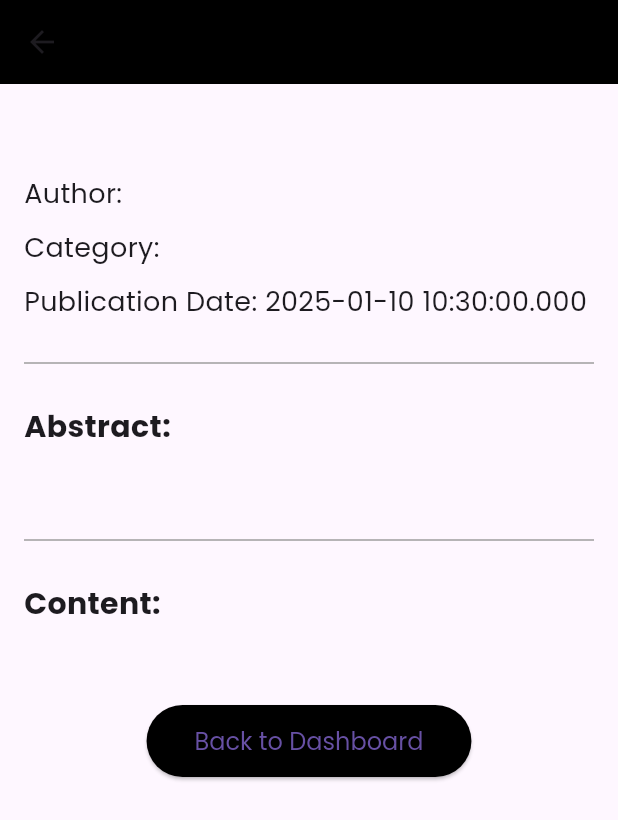
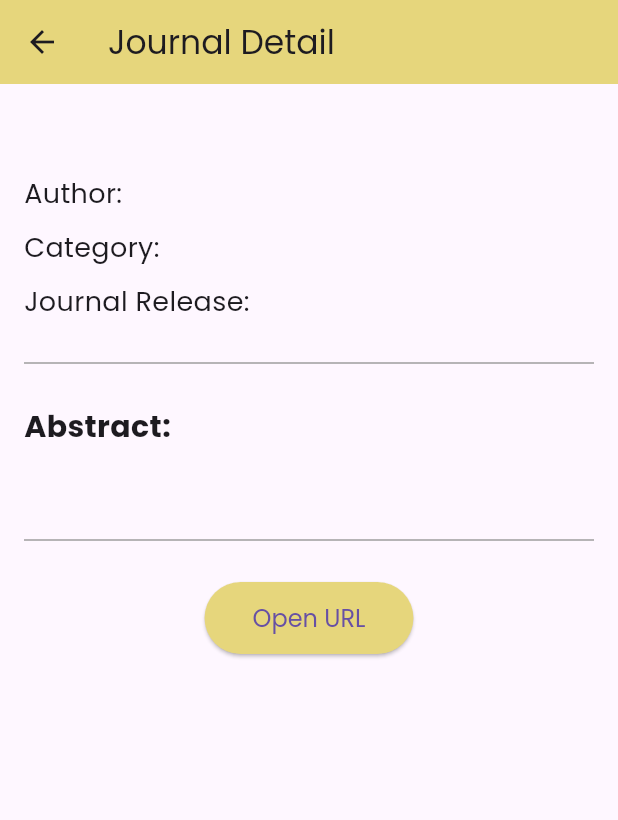
Before and after one commit to DappHadid/Journalyze, a Flutter app: the JournalDetail screen opened directly with empty values, on a phone screen of 412 x 824 dp. Shown: the top 820 px of the screen. Run offline on Flutter 3.47's test engine with Material 3 defaults, Android fonts, the phone set to English and light mode, and no system bars; our stand-ins replace another_flutter_splash_screen, cloud_firestore, csv, device_preview_plus, file_picker, firebase_auth and 5 more; missing offline and left inert: art_sweetalert, excel; accounts and stored records are empty; network calls fail.

Commit message:
Memperbaiki upload csv, memperbaiki tampilan journal detail

```diff
--- a/lib/pages/dashboard_admin.dart
+++ b/lib/pages/dashboard_admin.dart
@@ -57,7 +57,10 @@ class _DashboardAdminState extends State<DashboardAdmin> {
         backgroundColor: const Color.fromARGB(255, 230, 214, 124),
         actions: [
           StreamBuilder<DocumentSnapshot>(
-            stream: _firestore.collection('users').doc(currentUser?.uid).snapshots(),
+            stream: _firestore
+                .collection('users')
+                .doc(currentUser?.uid)
+                .snapshots(),
             builder: (context, snapshot) {
               if (snapshot.connectionState == ConnectionState.waiting) {
                 return CircleAvatar(
@@ -65,7 +68,9 @@ class _DashboardAdminState extends State<DashboardAdmin> {
                   child: CircularProgressIndicator(color: Colors.white),
                 );
               }
-              if (snapshot.hasError || !snapshot.hasData || snapshot.data == null) {
+              if (snapshot.hasError ||
+                  !snapshot.hasData ||
+                  snapshot.data == null) {
                 return CircleAvatar(
                   child: Icon(Icons.person, color: Colors.white),
                   backgroundColor: Colors.grey,
@@ -79,9 +84,8 @@ class _DashboardAdminState extends State<DashboardAdmin> {
               return Padding(
                 padding: const EdgeInsets.symmetric(horizontal: 10),
                 child: CircleAvatar(
-                  backgroundImage: profileUrl != null
-                      ? NetworkImage(profileUrl)
-                      : null,
+                  backgroundImage:
+                      profileUrl != null ? NetworkImage(profileUrl) : null,
                   child: profileUrl == null
                       ? Text(
                           name.isNotEmpty ? name[0].toUpperCase() : '?',
@@ -191,15 +195,6 @@ class _DashboardAdminState extends State<DashboardAdmin> {
           ),
         ],
       ),
-      // floatingActionButton: FloatingActionButton(
-      //   onPressed: () {
-      //     Navigator.push(
-      //       context,
-      //       MaterialPageRoute(builder: (context) => UploadJournalPage()),
-      //     );
-      //   },
-      //   child: Icon(Icons.add),
-      // ),
       bottomNavigationBar: BottomNavigationBar(
         backgroundColor: const Color.fromARGB(255, 230, 214, 124),
         currentIndex: _selectedIndex,
@@ -323,6 +318,11 @@ class _DashboardAdminState extends State<DashboardAdmin> {
     final authorController = TextEditingController(text: journalData['author']);
     final categoryController =
         TextEditingController(text: journalData['category']);
+    final abstractController =
+        TextEditingController(text: journalData['abstract']);
+    final urlController = TextEditingController(text: journalData['url']);
+    final journalReleaseController =
+        TextEditingController(text: journalData['journal_release']);
 
     showDialog(
       context: context,
@@ -344,6 +344,18 @@ class _DashboardAdminState extends State<DashboardAdmin> {
                 controller: categoryController,
                 decoration: InputDecoration(labelText: 'Category'),
               ),
+              TextField(
+                controller: abstractController,
+                decoration: InputDecoration(labelText: 'Abstract'),
+              ),
+              TextField(
+                controller: journalReleaseController,
+                decoration: InputDecoration(labelText: 'Journal Release'),
+              ),
+              TextField(
+                controller: urlController,
+                decoration: InputDecoration(labelText: 'URL'),
+              ),
             ],
           ),
           actions: [
@@ -356,12 +368,18 @@ class _DashboardAdminState extends State<DashboardAdmin> {
                 final title = titleController.text;
                 final author = authorController.text;
                 final category = categoryController.text;
+                final abstract = abstractController.text;
+                final journalRelease = journalReleaseController.text;
+                final url = urlController.text;
 
                 if (title.isNotEmpty && author.isNotEmpty) {
                   _firestore.collection('journals').doc(journalId).update({
                     'title': title,
                     'author': author,
                     'category': category,
+                    'abstract': abstract,
+                    'journal_release': journalRelease,
+                    'url': url,
                   });
                   Navigator.of(context).pop();
                 }
@@ -394,8 +412,7 @@ class _DashboardAdminState extends State<DashboardAdmin> {
         text: "Are you sure you want to logout?",
         confirmButtonText: "Yes",
         denyButtonText: "No",
-        type: ArtSweetAlertType.warning
-
+        type: ArtSweetAlertType.warning,
       ),
     );
 
--- a/lib/pages/journal_detail.dart
+++ b/lib/pages/journal_detail.dart
@@ -1,6 +1,7 @@
 import 'package:flutter/material.dart';
 import 'package:google_fonts/google_fonts.dart';
 import 'package:cloud_firestore/cloud_firestore.dart';
+import 'package:url_launcher/url_launcher.dart'; // Import url_launcher
 
 class JournalDetail extends StatelessWidget {
   final DocumentSnapshot snapshot;
@@ -14,10 +15,10 @@ class JournalDetail extends StatelessWidget {
     return Scaffold(
       appBar: AppBar(
         title: Text(
-          data['title'] ?? 'Journal Detail',
+          'Journal Detail',
           style: GoogleFonts.poppins(),
         ),
-        backgroundColor: Colors.black,
+        backgroundColor: const Color.fromARGB(255, 230, 214, 124),
       ),
       body: SingleChildScrollView(
         padding: EdgeInsets.all(16.0),
@@ -43,7 +44,7 @@ class JournalDetail extends StatelessWidget {
             ),
             SizedBox(height: 10),
             Text(
-              'Publication Date: ${data['publication_date']?.toDate() ?? 'Unknown'}',
+              'Journal Release: ${data['journal_release'] ?? 'Unknown'}',
               style: GoogleFonts.poppins(fontSize: 18),
             ),
             SizedBox(height: 20),
@@ -62,25 +63,21 @@ class JournalDetail extends StatelessWidget {
             SizedBox(height: 20),
             Divider(color: Colors.grey),
             SizedBox(height: 20),
-            Text(
-              'Content:',
-              style: GoogleFonts.poppins(
-                  fontSize: 20, fontWeight: FontWeight.bold),
-            ),
-            SizedBox(height: 10),
-            Text(
-              data['content'] ?? 'No Content Available',
-              style: GoogleFonts.poppins(fontSize: 16),
-            ),
-            SizedBox(height: 20),
             Center(
               child: ElevatedButton(
-                onPressed: () {
-                  Navigator.pop(context);
+                onPressed: () async {
+                  final url = data['url'];
+                  if (url != null && await canLaunch(url)) {
+                    await launch(url);
+                  } else {
+                    ScaffoldMessenger.of(context).showSnackBar(
+                      SnackBar(content: Text('Could not launch $url')),
+                    );
+                  }
                 },
-                child: Text('Back to Dashboard'),
+                child: Text('Open URL'),
                 style: ElevatedButton.styleFrom(
-                  backgroundColor: Colors.black,
+                  backgroundColor: Color.fromARGB(255, 230, 214, 124),
                   padding:
                       EdgeInsets.symmetric(horizontal: 32.0, vertical: 12.0),
                   textStyle: GoogleFonts.poppins(fontSize: 16),
--- a/pubspec.yaml
+++ b/pubspec.yaml
@@ -47,6 +47,9 @@ dependencies:
   shimmer: ^3.0.0
   file_picker: ^8.1.7
   pdf: ^3.11.1
+  csv: ^6.0.0
+  printing: ^5.13.4
+  excel: ^4.0.6
 
 dev_dependencies:
   flutter_test:
```
Also changed, not shown: lib/pages/upload.dart (+160 -28 lines), pubspec.lock, 5 other files.
